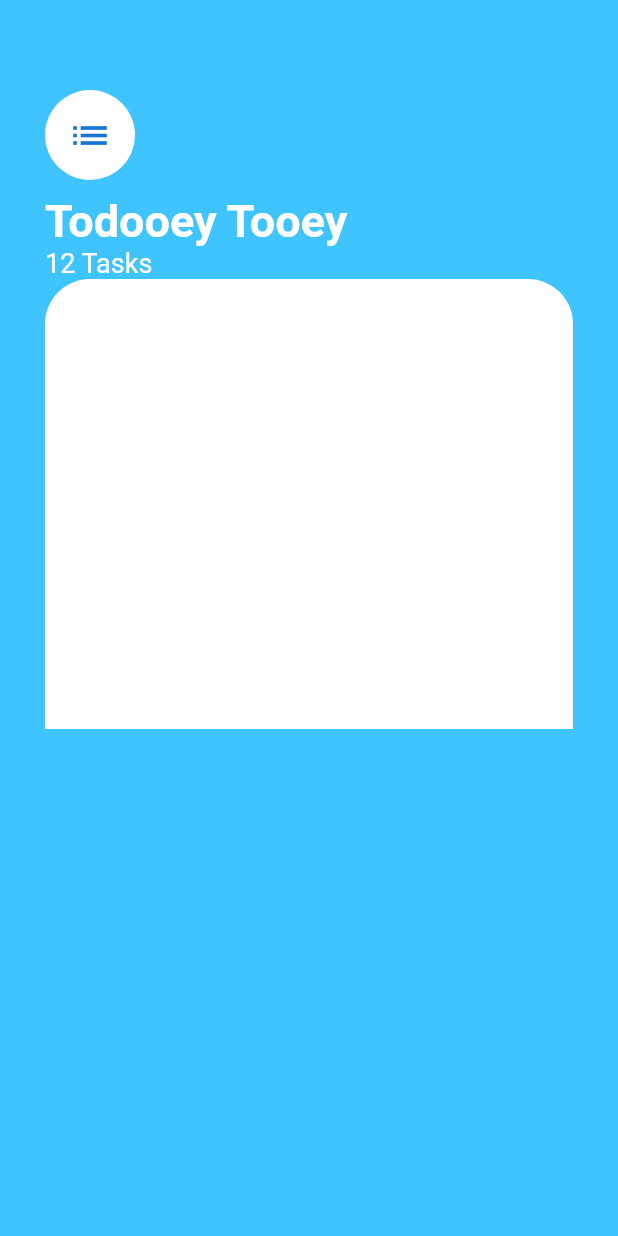
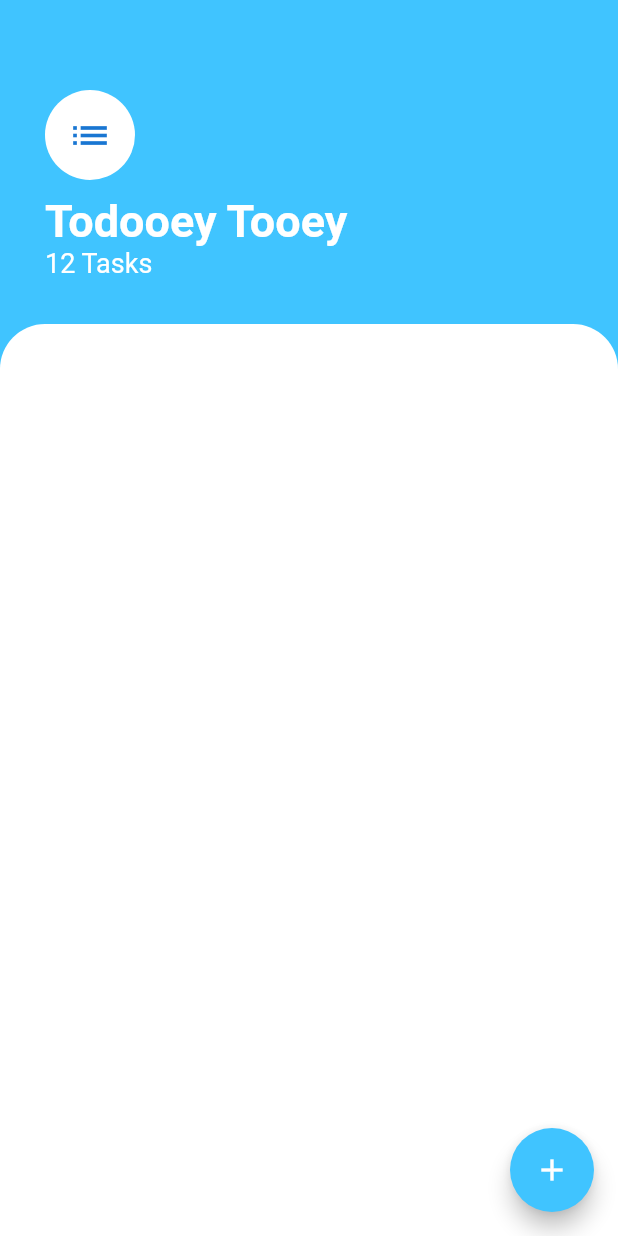
Before and after one commit to Wisara8/tooey, a Flutter app: the screen it shows after launch, on a phone screen of 412 x 824 dp. Run offline on Flutter 3.47's test engine with Material 2 defaults, Android fonts, the phone set to English and light mode, and no system bars.

Commit message:
user interface

```diff
--- a/lib/screens/tasks_screen.dart
+++ b/lib/screens/tasks_screen.dart
@@ -5,7 +5,15 @@ class TasksScreen extends StatelessWidget {
   Widget build(BuildContext context) {
     return Scaffold(
       backgroundColor: Colors.lightBlueAccent,
-      body: Container(
+      floatingActionButton: FloatingActionButton(
+        onPressed: null,
+        backgroundColor: Colors.lightBlueAccent,
+        child: Icon(Icons.add),
+      ),
+      body: Column(
+        crossAxisAlignment: CrossAxisAlignment.start,
+        children: [
+          Container(
             padding: EdgeInsets.only(top: 60, bottom: 30, left: 30, right: 30),
             child: Column(
               crossAxisAlignment: CrossAxisAlignment.start,
@@ -32,8 +40,11 @@ class TasksScreen extends StatelessWidget {
                   "12 Tasks",
                   style: TextStyle(color: Colors.white, fontSize: 18),
                 ),
-            Container(
-              height: 300,
+              ],
+            ),
+          ),
+          Expanded(
+            child: Container(
               decoration: BoxDecoration(
                 color: Colors.white,
                 borderRadius: BorderRadius.only(
@@ -41,9 +52,9 @@ class TasksScreen extends StatelessWidget {
                   topRight: Radius.circular(30),
                 ),
               ),
+            ),
           )
         ],
-        ),
       ),
     );
   }
```
Lines whose indentation alone changed are shown as unchanged.
